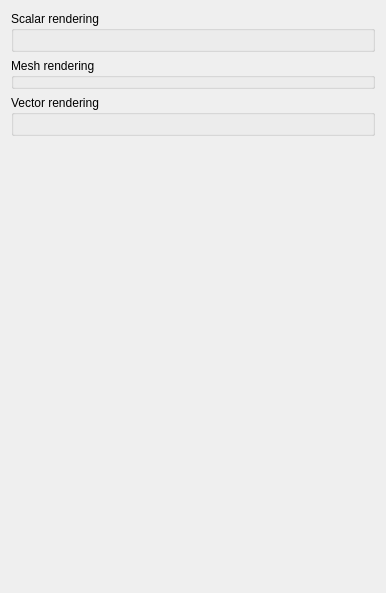
Qt form src/ui/mesh/qgsrenderermeshpropswidgetbase.ui (PeterPetrik/QGIS) before a commit.
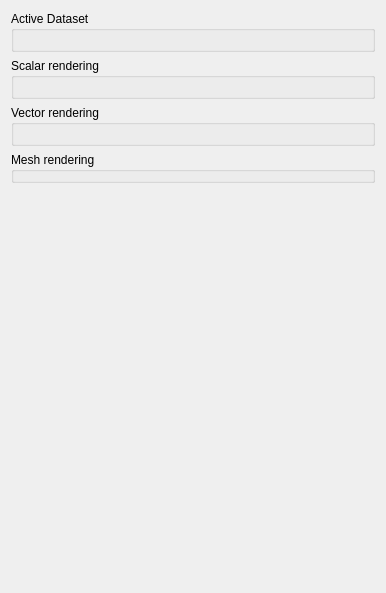
The same form after that commit. Custom widgets are drawn as their Qt base class.

Commit message: [mesh] Select active dataset in GUI

The edit to the form file:
```diff
--- a/src/ui/mesh/qgsrenderermeshpropswidgetbase.ui
+++ b/src/ui/mesh/qgsrenderermeshpropswidgetbase.ui
@@ -13,41 +13,29 @@
   <property name="windowTitle">
    <string>Form</string>
   </property>
-  <layout class="QGridLayout" name="gridLayout_2">
-   <item row="5" column="0">
-    <spacer name="verticalSpacer">
-     <property name="orientation">
-      <enum>Qt::Vertical</enum>
+  <layout class="QVBoxLayout" name="verticalLayout_2">
+   <item>
+    <widget class="QgsCollapsibleGroupBox" name="mActiveDatasetGroup">
+     <property name="title">
+      <string>Active Dataset</string>
      </property>
-     <property name="sizeHint" stdset="0">
+     <layout class="QVBoxLayout" name="verticalLayout_3">
+      <item>
+       <widget class="QgsMeshRendererActiveDatasetWidget" name="mMeshRendererActiveDatasetWidget" native="true">
+        <property name="enabled">
+         <bool>true</bool>
+        </property>
+        <property name="minimumSize">
       <size>
        <width>0</width>
        <height>0</height>
       </size>
      </property>
-    </spacer>
-   </item>
-   <item row="0" column="0">
-    <widget class="QFrame" name="frame">
-     <property name="frameShape">
-      <enum>QFrame::NoFrame</enum>
-     </property>
-     <property name="frameShadow">
-      <enum>QFrame::Raised</enum>
-     </property>
-     <layout class="QVBoxLayout" name="verticalLayout_3">
-      <property name="leftMargin">
-       <number>0</number>
-      </property>
-      <property name="topMargin">
-       <number>0</number>
-      </property>
-      <property name="rightMargin">
-       <number>0</number>
-      </property>
-      <property name="bottomMargin">
-       <number>0</number>
-      </property>
+       </widget>
+      </item>
+     </layout>
+    </widget>
+   </item>
       <item>
        <widget class="QgsCollapsibleGroupBox" name="mScalarRenderingGroup">
         <property name="title">
@@ -60,6 +48,14 @@
         </layout>
        </widget>
       </item>
+   <item>
+    <widget class="QgsCollapsibleGroupBox" name="mVectorRenderingGroup">
+     <property name="title">
+      <string>Vector rendering</string>
+     </property>
+     <layout class="QGridLayout" name="gridLayout2"/>
+    </widget>
+   </item>
       <item>
        <widget class="QgsCollapsibleGroupBox" name="mMeshRenderingGroup">
         <property name="title">
@@ -71,15 +67,17 @@
        </widget>
       </item>
       <item>
-       <widget class="QgsCollapsibleGroupBox" name="mVectorRenderingGroup">
-        <property name="title">
-         <string>Vector rendering</string>
-        </property>
-        <layout class="QGridLayout" name="gridLayout2"/>
-       </widget>
-      </item>
-     </layout>
-    </widget>
+    <spacer name="verticalSpacer_2">
+     <property name="orientation">
+      <enum>Qt::Vertical</enum>
+     </property>
+     <property name="sizeHint" stdset="0">
+      <size>
+       <width>20</width>
+       <height>40</height>
+      </size>
+     </property>
+    </spacer>
    </item>
   </layout>
  </widget>
@@ -96,6 +94,12 @@
    <header>mesh/qgsmeshrendererscalarsettingswidget.h</header>
    <container>1</container>
   </customwidget>
+  <customwidget>
+   <class>QgsMeshRendererActiveDatasetWidget</class>
+   <extends>QWidget</extends>
+   <header>mesh/qgsmeshrendereractivedatasetwidget.h</header>
+   <container>1</container>
+  </customwidget>
  </customwidgets>
  <resources/>
  <connections/>
```
Lines whose indentation alone changed are shown as unchanged. The commit also changes 9 other files.
